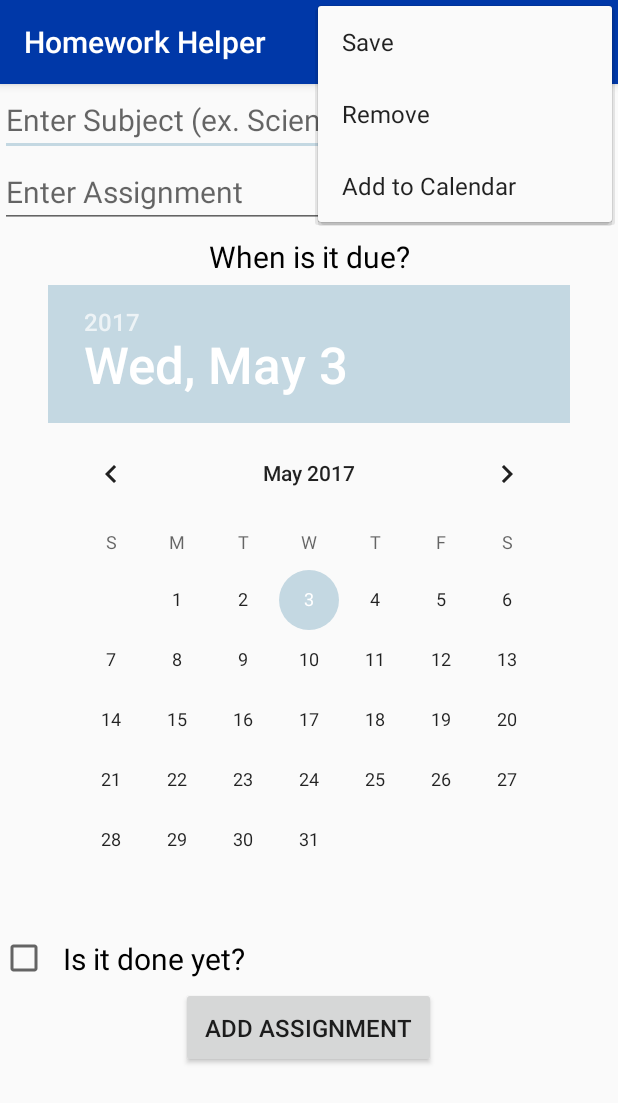
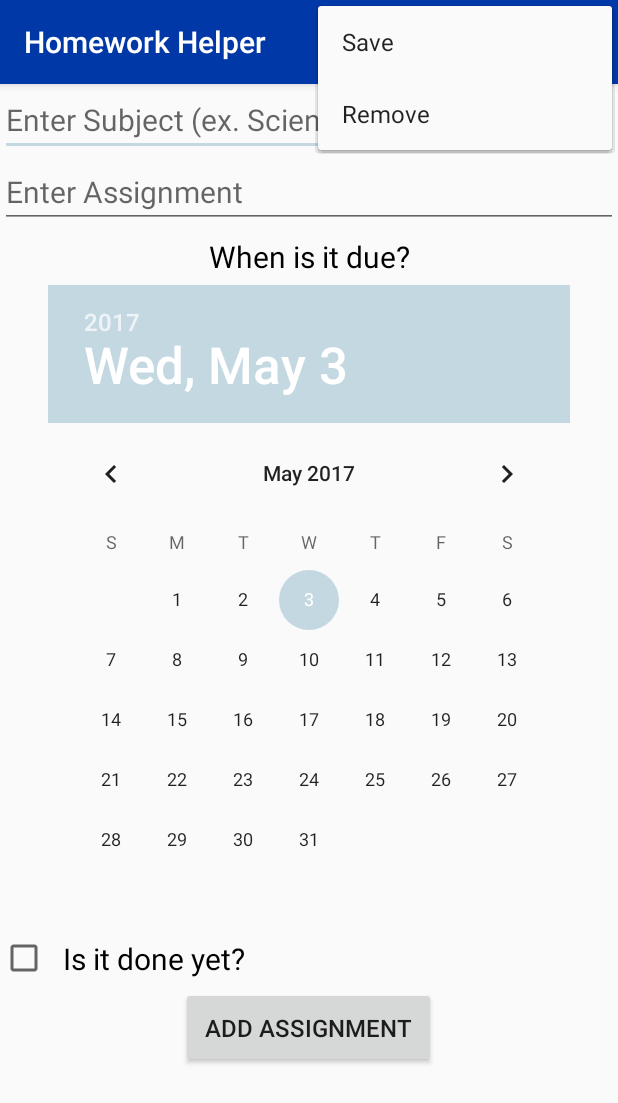
Before and after one commit to ba2364/FinalProject-BenjaminARachelM, an Android app: the MakeAssignment screen opened directly, with no data from a screen before it, with the options menu open, on a phone screen of 412 x 824 dp. Shown: the top 1103 px of the screen. Run offline under Robolectric (Android 15) with nearby library versions, the phone set to English and light mode, and no system bars; our stand-ins replace Firebase (no records; nobody signed in at launch, a user with empty details on screens opened directly).

```diff
--- a/app/src/main/res/menu/menu_make_assignment.xml
+++ b/app/src/main/res/menu/menu_make_assignment.xml
@@ -14,9 +14,4 @@
         android:title="@string/removeAssignment"
         app:showAsAction="collapseActionView"/>
 
-    <item
-        android:id="@+id/maker_toCal"
-        android:icon="@android:drawable/ic_menu_my_calendar"
-        android:title="@string/addAssignmentToCal"
-        app:showAsAction="collapseActionView"/>
 </menu>
```
